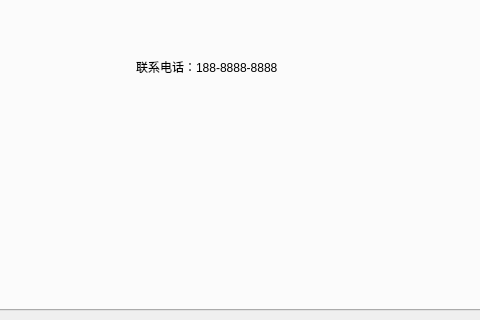
First picture: the form in hmi/code/App/mainwindow.ui, repository lvxu2020/CatLitterBox, before the edit; both pictures show x 206 to 686 and y 160 to 480 of the 800 by 480 pixel window.
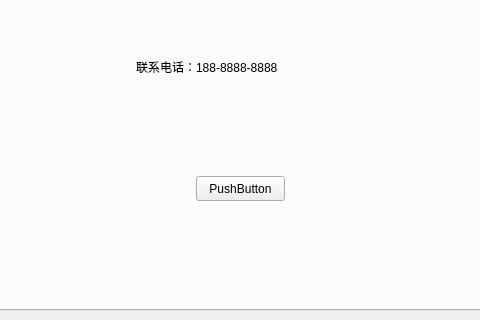
Second picture: the form after the edit.

The edit to the form file:
```diff
--- a/hmi/code/App/mainwindow.ui
+++ b/hmi/code/App/mainwindow.ui
@@ -194,6 +194,19 @@
        <string>联系电话：188-8888-8888</string>
       </property>
      </widget>
+     <widget class="QPushButton" name="pushButton">
+      <property name="geometry">
+       <rect>
+        <x>250</x>
+        <y>280</y>
+        <width>89</width>
+        <height>25</height>
+       </rect>
+      </property>
+      <property name="text">
+       <string>PushButton</string>
+      </property>
+     </widget>
     </widget>
    </widget>
    <widget class="QLabel" name="label">
```
